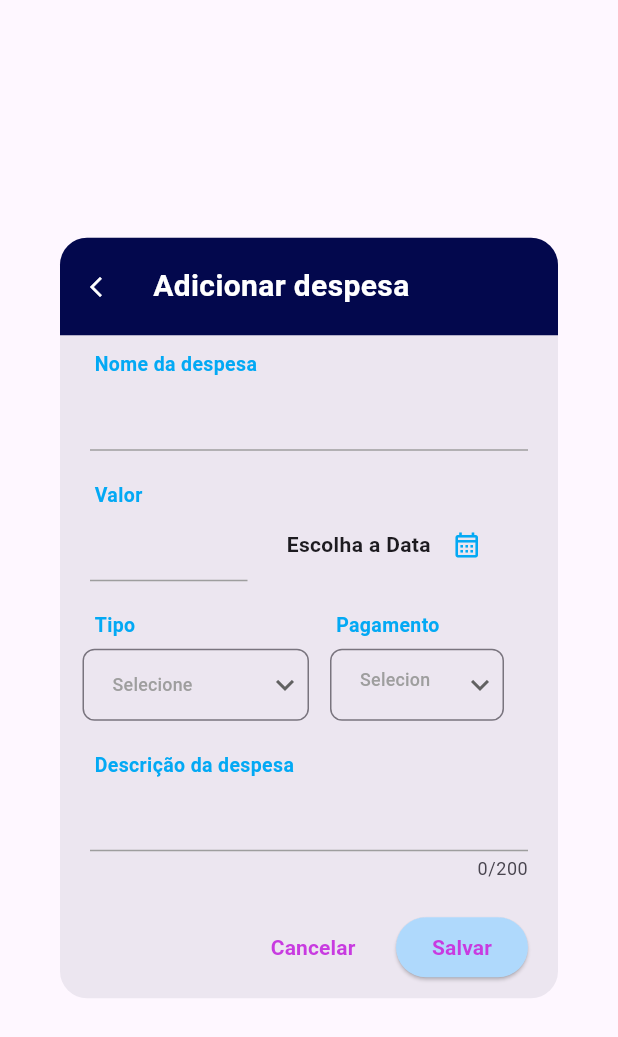
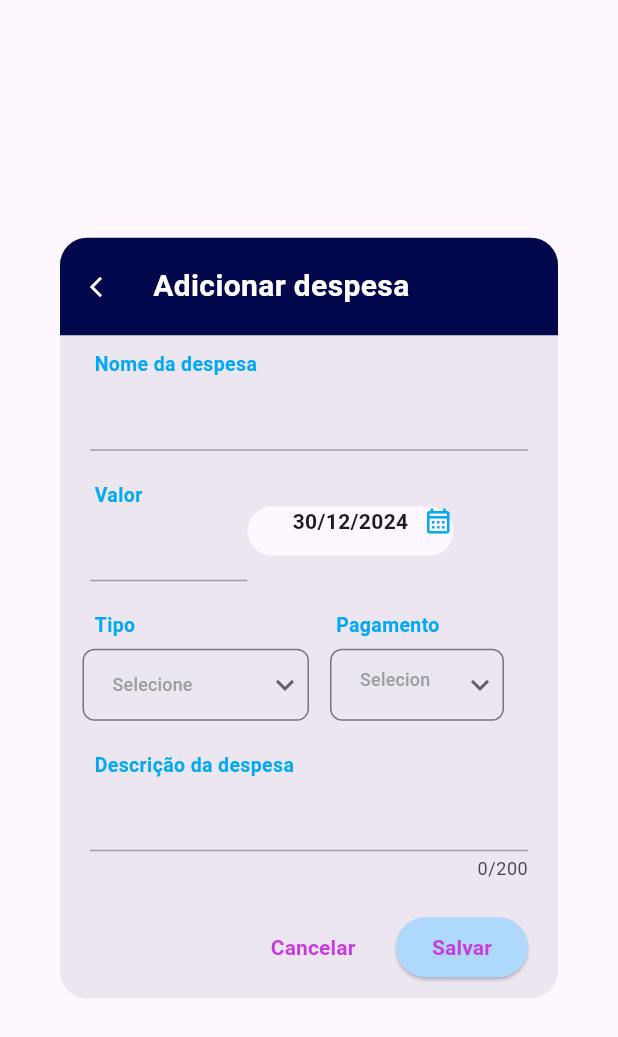
Before and after one commit to nicholasjmgomes/ControleCerto, a Flutter app: the AdicionarDespesa widget shown alone on an empty page, opened directly, on a phone screen of 412 x 824 dp. Shown: the top 1037 px of the screen. Run offline on Flutter 3.47's test engine with Material 3 defaults, Android fonts, the light colour scheme and no system bars; our stand-ins replace another_flushbar, calendar_date_picker2, dropdown_button2, flutter_multi_formatter, get, get_it and 3 more; network calls fail.

Commit message:
correcoes botao data

```diff
--- /dev/null
+++ b/despesasmobile/lib/components/botao_data.dart
@@ -0,0 +1,52 @@
+import 'package:flutter/material.dart';
+import 'package:google_fonts/google_fonts.dart';
+
+class BotaoData extends StatelessWidget {
+  const BotaoData(
+      {super.key, required this.dataEscolhida, required this.onTap});
+
+  final String dataEscolhida;
+  final void Function() onTap;
+
+  @override
+  Widget build(BuildContext context) {
+    return Material(
+      shape: RoundedRectangleBorder(borderRadius: BorderRadius.circular(18)),
+      child: InkWell(
+        borderRadius: BorderRadius.circular(18),
+        splashColor: Colors.lightBlue,
+        onTap: onTap,
+        child: Ink(
+          child: Padding(
+            padding: const EdgeInsets.only(left: 30),
+            child: Container(
+              height: MediaQuery.of(context).size.height * 0.04,
+              decoration: BoxDecoration(
+                borderRadius: BorderRadius.circular(18),
+              ),
+              child: Row(
+                mainAxisAlignment: MainAxisAlignment.start,
+                crossAxisAlignment: CrossAxisAlignment.start,
+                children: [
+                  Text(
+                    dataEscolhida,
+                    style: GoogleFonts.roboto(
+                        fontWeight: FontWeight.bold, fontSize: 14),
+                  ),
+                  const SizedBox(
+                    width: 10,
+                  ),
+                  const Icon(
+                    Icons.calendar_month_outlined,
+                    color: Colors.lightBlue,
+                    size: 20,
+                  ),
+                ],
+              ),
+            ),
+          ),
+        ),
+      ),
+    );
+  }
+}
--- a/despesasmobile/lib/modules/controllers/despesas_controller.dart
+++ b/despesasmobile/lib/modules/controllers/despesas_controller.dart
@@ -69,7 +69,7 @@ class DespesasController with Mensageria {
     });
   }
 
-  void dataSelecionada(BuildContext context) async {
+  Future<void> dataSelecionada(BuildContext context) async {
     final agora = DateTime.now();
     final primeiraData = DateTime(agora.year - 1, agora.month, agora.day);
     final dataIndicada = await showCalendarDatePicker2Dialog(
@@ -83,7 +83,7 @@ class DespesasController with Mensageria {
     );
     dataIndicada != null && dataIndicada.isNotEmpty
         ? dataEscolhidaNotifier.value = dataIndicada.first
-        : dataEscolhidaNotifier.value = null;
+        : dataEscolhidaNotifier.value = agora;
   }
 
   Future<void> onPressedEditar(BuildContext context, String id) async {
--- a/despesasmobile/lib/modules/views/adicionar_despesa.dart
+++ b/despesasmobile/lib/modules/views/adicionar_despesa.dart
@@ -1,5 +1,6 @@
 import 'package:despesasmobile/components/base_drawer.dart';
 import 'package:despesasmobile/components/botao_cancelar.dart';
+import 'package:despesasmobile/components/botao_data.dart';
 import 'package:despesasmobile/components/botao_salvar.dart';
 import 'package:despesasmobile/components/dropdown.dart';
 import 'package:despesasmobile/components/title_text.dart';
@@ -101,41 +102,18 @@ class _AdicionarDespesaState extends State<AdicionarDespesa> {
                                   ),
                                 ),
                               ),
-                              const SizedBox(
-                                width: 10,
-                              ),
-                              Padding(
-                                padding:
-                                    const EdgeInsets.only(top: 18.0, left: 16),
-                                child: Row(
-                                  mainAxisAlignment: MainAxisAlignment.start,
-                                  crossAxisAlignment: CrossAxisAlignment.center,
-                                  children: [
-                                    ValueListenableBuilder<DateTime?>(
-                                      valueListenable:
-                                          controller.dataEscolhidaNotifier,
-                                      builder: (context, dataEscolhida, child) {
-                                        return Text(
-                                          dataEscolhida == null
-                                              ? 'Escolha a Data'
-                                              : controller.formatter
-                                                  .format(dataEscolhida),
-                                          style: const TextStyle(
-                                              fontWeight: FontWeight.bold,
-                                              fontSize: 14),
-                                        );
-                                      },
-                                    ),
-                                    IconButton(
-                                      onPressed: () =>
-                                          controller.dataSelecionada(context),
-                                      icon: const Icon(
-                                        Icons.calendar_month_outlined,
-                                        color: Colors.lightBlue,
-                                        size: 20,
-                                      ),
-                                    ),
-                                  ],
+                              ValueListenableBuilder(
+                                valueListenable:
+                                    controller.dataEscolhidaNotifier,
+                                builder: (context, dataEscolhida, child) =>
+                                    BotaoData(
+                                  dataEscolhida: dataEscolhida == null
+                                      ? controller.formatter
+                                          .format(DateTime.now())
+                                      : controller.formatter
+                                          .format(dataEscolhida),
+                                  onTap: () =>
+                                      controller.dataSelecionada(context),
                                 ),
                               ),
                             ],
```
Also changed, not shown: despesasmobile/lib/modules/views/editar_despesa.dart (+13 -35 lines).
